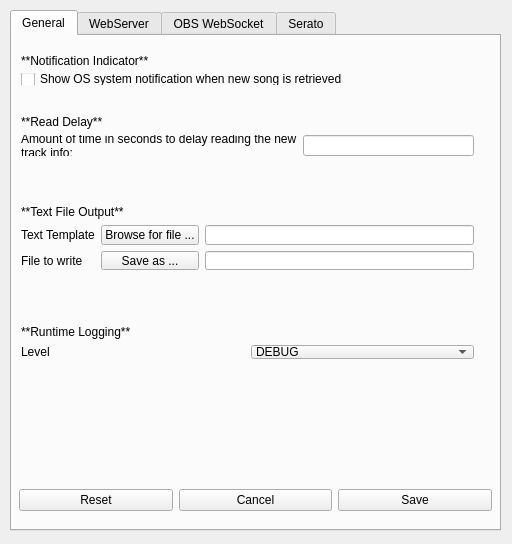
e1miran/Now-Playing-Serato, file nowplaying/resources/settings.ui: the form before one commit.
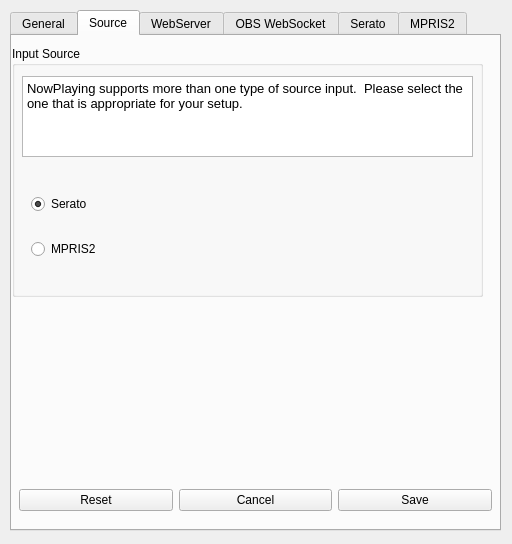
The form after the commit. The open tabs and pages were chosen to show the change. Icons and pictures are not drawn.

Commit message: MPRIS2 support via python-dbus (#114)

The edit to the form file:
```diff
--- a/nowplaying/resources/settings.ui
+++ b/nowplaying/resources/settings.ui
@@ -253,6 +253,76 @@
      </property>
     </widget>
    </widget>
+   <widget class="QWidget" name="source_tab">
+    <attribute name="title">
+     <string>Source</string>
+    </attribute>
+    <widget class="QGroupBox" name="source_group_box">
+     <property name="geometry">
+      <rect>
+       <x>0</x>
+       <y>10</y>
+       <width>471</width>
+       <height>251</height>
+      </rect>
+     </property>
+     <property name="title">
+      <string>Input Source</string>
+     </property>
+     <widget class="QTextBrowser" name="source_help_text">
+      <property name="geometry">
+       <rect>
+        <x>10</x>
+        <y>30</y>
+        <width>451</width>
+        <height>81</height>
+       </rect>
+      </property>
+      <property name="html">
+       <string>&lt;!DOCTYPE HTML PUBLIC &quot;-//W3C//DTD HTML 4.0//EN&quot; &quot;http://www.w3.org/TR/REC-html40/strict.dtd&quot;&gt;
+&lt;html&gt;&lt;head&gt;&lt;meta name=&quot;qrichtext&quot; content=&quot;1&quot; /&gt;&lt;style type=&quot;text/css&quot;&gt;
+p, li { white-space: pre-wrap; }
+&lt;/style&gt;&lt;/head&gt;&lt;body style=&quot; font-family:'Sans'; font-size:10pt; font-weight:400; font-style:normal;&quot;&gt;
+&lt;p style=&quot; margin-top:0px; margin-bottom:0px; margin-left:0px; margin-right:0px; -qt-block-indent:0; text-indent:0px;&quot;&gt;NowPlaying supports more than one type of source input.  Please select the one that is appropriate for your setup.&lt;/p&gt;&lt;/body&gt;&lt;/html&gt;</string>
+      </property>
+     </widget>
+     <widget class="QWidget" name="verticalLayoutWidget_2">
+      <property name="geometry">
+       <rect>
+        <x>10</x>
+        <y>120</y>
+        <width>451</width>
+        <height>121</height>
+       </rect>
+      </property>
+      <layout class="QVBoxLayout" name="source_vertical_layout">
+       <item>
+        <widget class="QRadioButton" name="source_serato_button">
+         <property name="text">
+          <string>Serato</string>
+         </property>
+         <property name="checked">
+          <bool>true</bool>
+         </property>
+         <attribute name="buttonGroup">
+          <string notr="true">source_button_group</string>
+         </attribute>
+        </widget>
+       </item>
+       <item>
+        <widget class="QRadioButton" name="source_mpris_button">
+         <property name="text">
+          <string>MPRIS2</string>
+         </property>
+         <attribute name="buttonGroup">
+          <string notr="true">source_button_group</string>
+         </attribute>
+        </widget>
+       </item>
+      </layout>
+     </widget>
+    </widget>
+   </widget>
    <widget class="QWidget" name="http_tab">
     <attribute name="title">
      <string>WebServer</string>
@@ -748,6 +818,37 @@
      </layout>
     </widget>
    </widget>
+   <widget class="QWidget" name="mpris2_tab">
+    <attribute name="title">
+     <string>MPRIS2</string>
+    </attribute>
+    <widget class="QComboBox" name="mpris2_combo_box">
+     <property name="geometry">
+      <rect>
+       <x>20</x>
+       <y>80</y>
+       <width>421</width>
+       <height>25</height>
+      </rect>
+     </property>
+    </widget>
+    <widget class="QLabel" name="mpris2_source_label">
+     <property name="geometry">
+      <rect>
+       <x>30</x>
+       <y>40</y>
+       <width>261</width>
+       <height>17</height>
+      </rect>
+     </property>
+     <property name="text">
+      <string>**MPRIS2 DBus Source**</string>
+     </property>
+     <property name="textFormat">
+      <enum>Qt::MarkdownText</enum>
+     </property>
+    </widget>
+   </widget>
   </widget>
   <widget class="QWidget" name="horizontalLayoutWidget_2">
    <property name="geometry">
@@ -795,9 +896,9 @@
    <property name="geometry">
     <rect>
      <x>10</x>
-     <y>395</y>
+     <y>415</y>
      <width>491</width>
-     <height>71</height>
+     <height>51</height>
     </rect>
    </property>
    <layout class="QHBoxLayout" name="error_layout"/>
```
Left out of the diff: 65 changed lines with no effect on the pictures. The commit also changes 9 other files.
